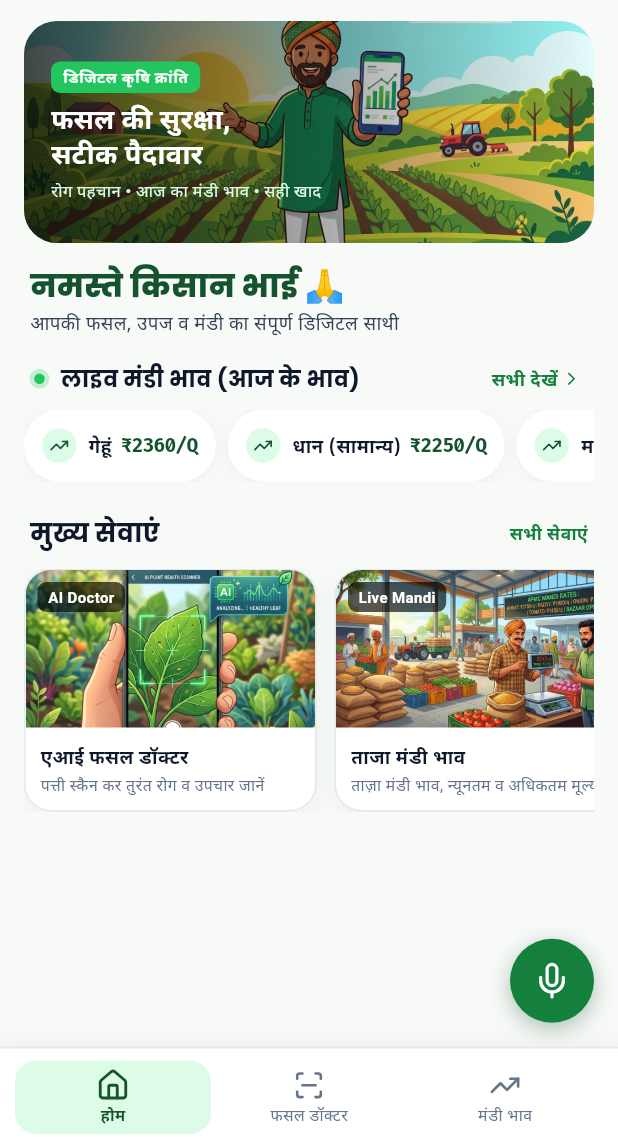
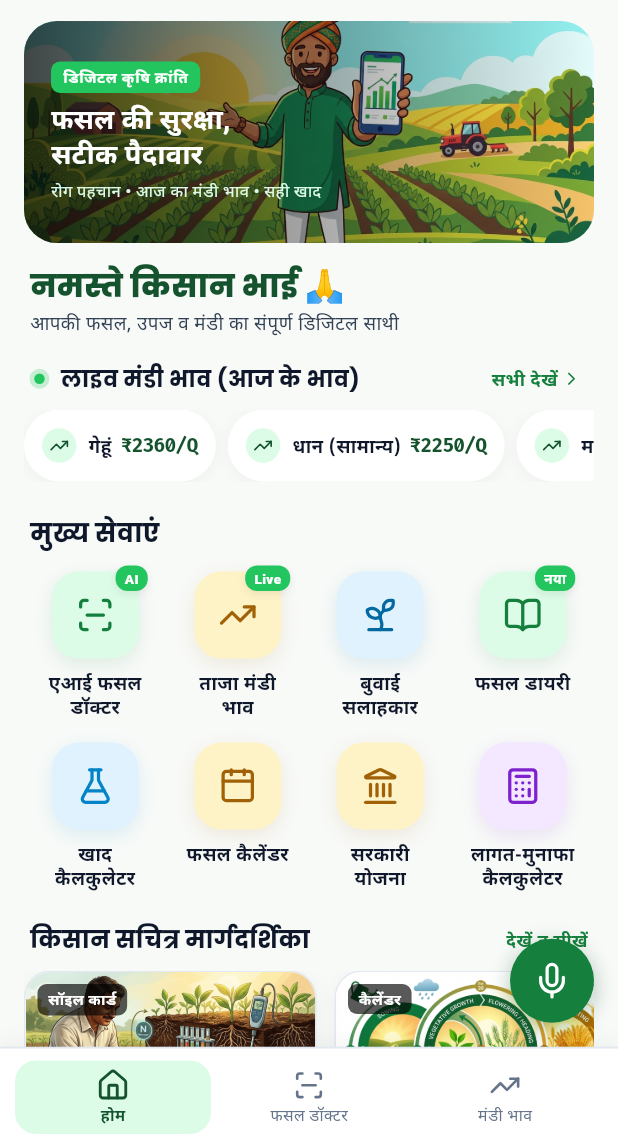
Before and after one commit to kamleshyadav9929/Ai-Krishi-Saathi, a Flutter app: the screen it shows after launch, on a phone screen of 412 x 824 dp, the part 90-1236 px from its top. Run offline on Flutter 3.47's test engine with Material 3 defaults, Android fonts, the phone set to English and light mode, and no system bars; drawn by our look-alikes of flutter_animate; our stand-ins replace fl_chart, flutter_lucide, flutter_svg, flutter_tts, geocoding, geolocator and 5 more; accounts and stored records are empty; network calls fail.

Commit message:
fix(home): restore key services 4x2 tactile action grid

```diff
--- a/lib/presentation/screens/home/home_screen.dart
+++ b/lib/presentation/screens/home/home_screen.dart
@@ -10,6 +10,7 @@ import '../../../core/theme/app_typography.dart';
 import '../../../core/utils/haptic_helper.dart';
 import '../../../data/services/mandi_service.dart';
 import '../../../data/services/voice_assistant_service.dart';
+import '../../widgets/borderless_action_tile.dart';
 import '../../widgets/bouncy_tap.dart';
 import '../../widgets/custom_app_bar.dart';
 import '../../widgets/mandi_ticker_ribbon.dart';
@@ -247,22 +248,165 @@ class HomeScreen extends StatelessWidget {
             ),
             const SizedBox(height: 22),
 
-            // Key Services - Visual Farming Hub (Like Visual Farming Guides)
+            // 5. Borderless Quick Services Hub (Tactile 4x2 Icon Grid)
+            Padding(
+              padding: const EdgeInsets.symmetric(horizontal: 4),
+              child: Text(
+                lang.tr('quickActions'),
+                style: AppTypography.headingSmall(isHindi: lang.isHindi).copyWith(
+                  fontSize: 17,
+                  fontWeight: FontWeight.w700,
+                  color: AppColors.textPrimary,
+                ),
+              ),
+            ),
+            const SizedBox(height: 14),
+
+            // Row 1 of 4 Action Tiles
+            Row(
+              mainAxisAlignment: MainAxisAlignment.spaceAround,
+              crossAxisAlignment: CrossAxisAlignment.start,
+              children: [
+                Expanded(
+                  child: BorderlessActionTile(
+                    icon: LucideIcons.scan_line,
+                    iconBg: const Color(0xFFDCFCE7),
+                    iconColor: AppColors.primary,
+                    title: lang.tr('cropDoctorTitle'),
+                    badge: 'AI',
+                    isHindi: lang.isHindi,
+                    onTap: () => onNavigateTab(1),
+                    index: 0,
+                  ),
+                ),
+                Expanded(
+                  child: BorderlessActionTile(
+                    icon: LucideIcons.trending_up,
+                    iconBg: const Color(0xFFFEF3C7),
+                    iconColor: AppColors.accent,
+                    title: lang.tr('mandiPriceTitle'),
+                    badge: 'Live',
+                    isHindi: lang.isHindi,
+                    onTap: () => onNavigateTab(2),
+                    index: 1,
+                  ),
+                ),
+                Expanded(
+                  child: BorderlessActionTile(
+                    icon: LucideIcons.sprout,
+                    iconBg: const Color(0xFFE0F2FE),
+                    iconColor: const Color(0xFF0369A1),
+                    title: lang.tr('sowingAdvisorTitle'),
+                    isHindi: lang.isHindi,
+                    onTap: () => onNavigateTab(3),
+                    index: 2,
+                  ),
+                ),
+                Expanded(
+                  child: BorderlessActionTile(
+                    icon: LucideIcons.book_open,
+                    iconBg: const Color(0xFFDCFCE7),
+                    iconColor: AppColors.primary,
+                    title: lang.isHindi ? 'फसल डायरी' : 'Crop Diary',
+                    badge: lang.isHindi ? 'नया' : 'NEW',
+                    isHindi: lang.isHindi,
+                    onTap: () {
+                      Navigator.push(
+                        context,
+                        MaterialPageRoute(builder: (context) => const CropProfileScreen()),
+                      );
+                    },
+                    index: 3,
+                  ),
+                ),
+              ],
+            ),
+            const SizedBox(height: 16),
+
+            // Row 2 of 4 Action Tiles
+            Row(
+              mainAxisAlignment: MainAxisAlignment.spaceAround,
+              crossAxisAlignment: CrossAxisAlignment.start,
+              children: [
+                Expanded(
+                  child: BorderlessActionTile(
+                    icon: LucideIcons.flask_conical,
+                    iconBg: const Color(0xFFE0F2FE),
+                    iconColor: const Color(0xFF0284C7),
+                    title: lang.isHindi ? 'खाद कैलकुलेटर' : 'Fertilizers',
+                    isHindi: lang.isHindi,
+                    onTap: () {
+                      Navigator.push(
+                        context,
+                        MaterialPageRoute(builder: (context) => const SoilCardScreen()),
+                      );
+                    },
+                    index: 4,
+                  ),
+                ),
+                Expanded(
+                  child: BorderlessActionTile(
+                    icon: LucideIcons.calendar,
+                    iconBg: const Color(0xFFFEF3C7),
+                    iconColor: AppColors.accent,
+                    title: lang.tr('cropCalendarTitle'),
+                    isHindi: lang.isHindi,
+                    onTap: () {
+                      Navigator.push(
+                        context,
+                        MaterialPageRoute(builder: (context) => const CropCalendarScreen()),
+                      );
+                    },
+                    index: 5,
+                  ),
+                ),
+                Expanded(
+                  child: BorderlessActionTile(
+                    icon: LucideIcons.landmark,
+                    iconBg: const Color(0xFFFEF3C7),
+                    iconColor: AppColors.accent,
+                    title: lang.isHindi ? 'सरकारी योजना' : 'Govt Schemes',
+                    isHindi: lang.isHindi,
+                    onTap: () {
+                      Navigator.push(
+                        context,
+                        MaterialPageRoute(builder: (context) => const GovtSchemesScreen()),
+                      );
+                    },
+                    index: 6,
+                  ),
+                ),
+                Expanded(
+                  child: BorderlessActionTile(
+                    icon: LucideIcons.calculator,
+                    iconBg: const Color(0xFFF3E8FF),
+                    iconColor: const Color(0xFF7E22CE),
+                    title: lang.tr('expenseTrackerTitle'),
+                    isHindi: lang.isHindi,
+                    onTap: () => onNavigateTab(4),
+                    index: 7,
+                  ),
+                ),
+              ],
+            ),
+            const SizedBox(height: 22),
+
+            // Visual Farming Guides (Visual Carousel)
             Padding(
               padding: const EdgeInsets.symmetric(horizontal: 4),
               child: Row(
                 mainAxisAlignment: MainAxisAlignment.spaceBetween,
                 children: [
                   Text(
-                    lang.tr('quickActions'),
+                    lang.isHindi ? 'किसान सचित्र मार्गदर्शिका' : 'Visual Farming Guides',
                     style: AppTypography.headingSmall(isHindi: lang.isHindi).copyWith(
-                      fontSize: 17,
+                      fontSize: 16,
                       fontWeight: FontWeight.w700,
                       color: AppColors.textPrimary,
                     ),
                   ),
                   Text(
-                    lang.isHindi ? 'सभी सेवाएं' : 'All services',
+                    lang.isHindi ? 'देखें व सीखें' : 'Learn visually',
                     style: AppTypography.bodySmall(isHindi: lang.isHindi).copyWith(
                       fontSize: 11.5,
                       color: const Color(0xFF15803D),
@@ -272,9 +416,9 @@ class HomeScreen extends StatelessWidget {
                 ],
               ),
             ),
-            const SizedBox(height: 12),
+            const SizedBox(height: 10),
 
-            // Horizontal Visual Feature Cards for Key Services
+            // Horizontal Visual Feature Cards
             SingleChildScrollView(
               scrollDirection: Axis.horizontal,
               physics: const BouncingScrollPhysics(),
@@ -282,36 +426,9 @@ class HomeScreen extends StatelessWidget {
                 children: [
                   _buildVisualGuideCard(
                     context: context,
-                    title: lang.tr('cropDoctorTitle'),
-                    subtitle: lang.isHindi ? 'पत्ती स्कैन कर तुरंत रोग व उपचार जानें' : 'Instant AI leaf scan & crop diagnosis',
-                    badge: 'AI Doctor',
-                    imagePath: 'assets/images/crop_doctor_guide.png',
-                    onTap: () => onNavigateTab(1),
-                  ),
-                  const SizedBox(width: 12),
-                  _buildVisualGuideCard(
-                    context: context,
-                    title: lang.tr('mandiPriceTitle'),
-                    subtitle: lang.isHindi ? 'ताज़ा मंडी भाव, न्यूनतम व अधिकतम मूल्य' : 'Live APMC market rates & price trends',
-                    badge: 'Live Mandi',
-                    imagePath: 'assets/images/mandi_market_hero.png',
-                    onTap: () => onNavigateTab(2),
-                  ),
-                  const SizedBox(width: 12),
-                  _buildVisualGuideCard(
-                    context: context,
-                    title: lang.tr('sowingAdvisorTitle'),
-                    subtitle: lang.isHindi ? 'खरीफ, रबी व जायद की सही फसल चुनें' : 'Smart season & crop selection',
-                    badge: lang.isHindi ? 'बुवाई' : 'Sowing',
-                    imagePath: 'assets/images/sowing_seasons_hero.png',
-                    onTap: () => onNavigateTab(3),
-                  ),
-                  const SizedBox(width: 12),
-                  _buildVisualGuideCard(
-                    context: context,
                     title: lang.isHindi ? 'मृदा स्वास्थ्य व खाद' : 'Soil Health & Fertilizer',
-                    subtitle: lang.isHindi ? 'NPK जांचें, संतुलित खाद की मात्रा जानें' : 'Test soil, get balanced NPK plan',
-                    badge: lang.isHindi ? 'खाद' : 'Soil Health',
+                    subtitle: lang.isHindi ? 'NPK जांचें, सही खाद जानें' : 'Test soil, get NPK plan',
+                    badge: lang.isHindi ? 'सॉइल कार्ड' : 'Soil Health',
                     imagePath: 'assets/images/soil_test_hero.png',
                     onTap: () {
                       Navigator.push(
@@ -323,8 +440,8 @@ class HomeScreen extends StatelessWidget {
                   const SizedBox(width: 12),
                   _buildVisualGuideCard(
                     context: context,
-                    title: lang.tr('cropCalendarTitle'),
-                    subtitle: lang.isHindi ? 'अंकुरण से कटाई का संपूर्ण रोडमैप' : 'Sowing to harvest schedule',
+                    title: lang.isHindi ? 'फसल विकास कैलेंडर' : 'Crop Growth Calendar',
+                    subtitle: lang.isHindi ? 'अंकुरण से कटाई का रोडमैप' : 'Sowing to harvest schedule',
                     badge: lang.isHindi ? 'कैलेंडर' : 'Calendar',
                     imagePath: 'assets/images/crop_calendar_hero.png',
                     onTap: () {
@@ -338,7 +455,7 @@ class HomeScreen extends StatelessWidget {
                   _buildVisualGuideCard(
                     context: context,
                     title: lang.isHindi ? 'सरकारी योजनाएं व सब्सिडी' : 'Govt Subsidies & Schemes',
-                    subtitle: lang.isHindi ? 'पीएम-किसान, सोलर पंप व कृषि यंत्र' : 'PM-Kisan, Solar subsidy & schemes',
+                    subtitle: lang.isHindi ? 'पीएम-किसान, सोलर पंप' : 'PM-Kisan, Solar subsidy',
                     badge: lang.isHindi ? 'सब्सिडी' : 'Subsidy',
                     imagePath: 'assets/images/govt_schemes_hero.png',
                     onTap: () {
@@ -351,16 +468,11 @@ class HomeScreen extends StatelessWidget {
                   const SizedBox(width: 12),
                   _buildVisualGuideCard(
                     context: context,
-                    title: lang.isHindi ? 'फसल डायरी व प्रबंधन' : 'Crop Diary & Farm Manager',
-                    subtitle: lang.isHindi ? 'खेत का हिसाब व फसल प्रोफाइल' : 'Track farm stages & health',
-                    badge: lang.isHindi ? 'डायरी' : 'Diary',
-                    imagePath: 'assets/images/hero_krishi_banner.png',
-                    onTap: () {
-                      Navigator.push(
-                        context,
-                        MaterialPageRoute(builder: (context) => const CropProfileScreen()),
-                      );
-                    },
+                    title: lang.isHindi ? 'फसल बुवाई व मौसम चक्र' : 'Crop Sowing & Seasons',
+                    subtitle: lang.isHindi ? 'खरीफ, रबी व जायद सलाह' : 'Kharif, Rabi, Zaid tips',
+                    badge: lang.isHindi ? 'बुवाई' : 'Sowing',
+                    imagePath: 'assets/images/sowing_seasons_hero.png',
+                    onTap: () => onNavigateTab(3),
                   ),
                 ],
               ),
```
